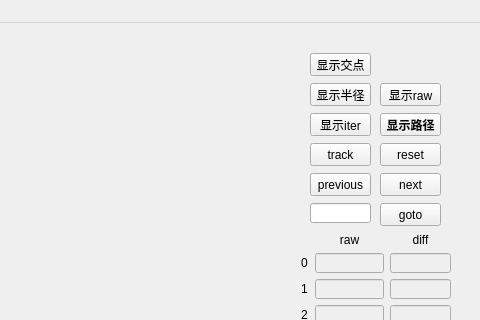
Before: the Qt Designer form src/mainwindow.ui in Imrono/locAlgrithom, drawn with Qt 5; both pictures show x 520 to 1000 and y 0 to 320 of the 1000 by 650 pixel window.
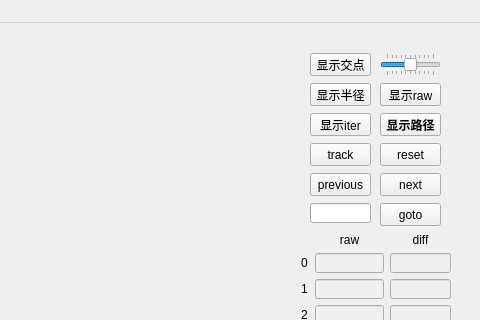
After: the same form once the commit is applied. Custom widgets are drawn as their Qt base class.

What changed in the file:
```diff
--- a/src/mainwindow.ui
+++ b/src/mainwindow.ui
@@ -392,6 +392,34 @@
      <string>显示交点</string>
     </property>
    </widget>
+   <widget class="QSlider" name="sigmaSlider">
+    <property name="geometry">
+     <rect>
+      <x>900</x>
+      <y>30</y>
+      <width>61</width>
+      <height>23</height>
+     </rect>
+    </property>
+    <property name="maximum">
+     <number>500</number>
+    </property>
+    <property name="singleStep">
+     <number>10</number>
+    </property>
+    <property name="pageStep">
+     <number>50</number>
+    </property>
+    <property name="value">
+     <number>250</number>
+    </property>
+    <property name="orientation">
+     <enum>Qt::Horizontal</enum>
+    </property>
+    <property name="tickPosition">
+     <enum>QSlider::TicksBothSides</enum>
+    </property>
+   </widget>
    <zorder>showPath</zorder>
    <zorder>beginTrack</zorder>
    <zorder>reset</zorder>
```
Left out of the diff: 1 changed line with no effect on the pictures.
